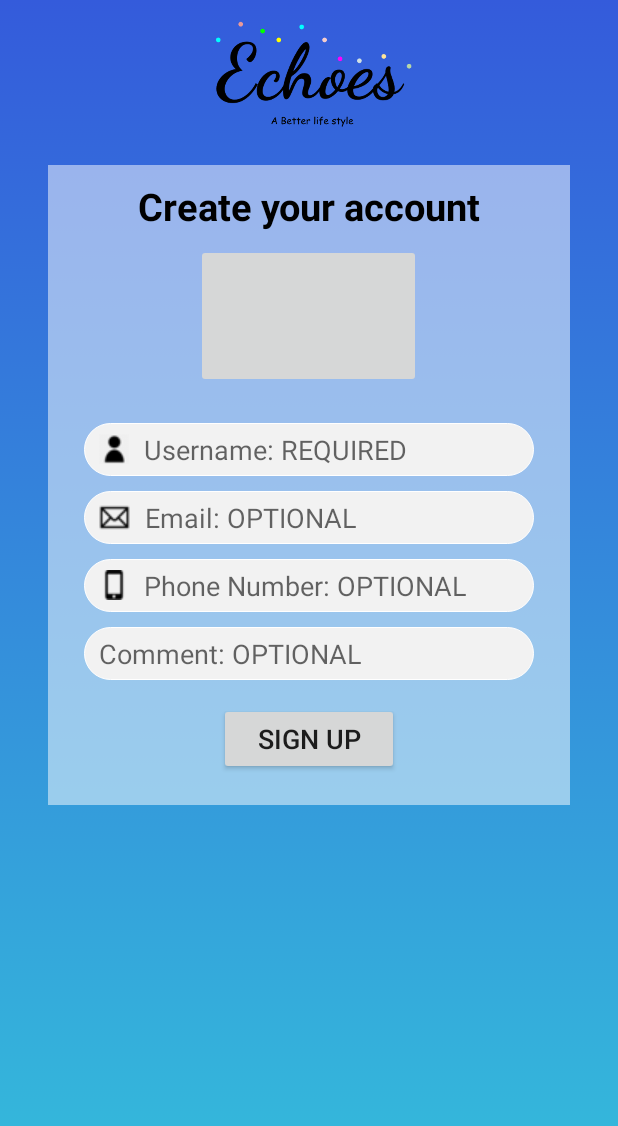
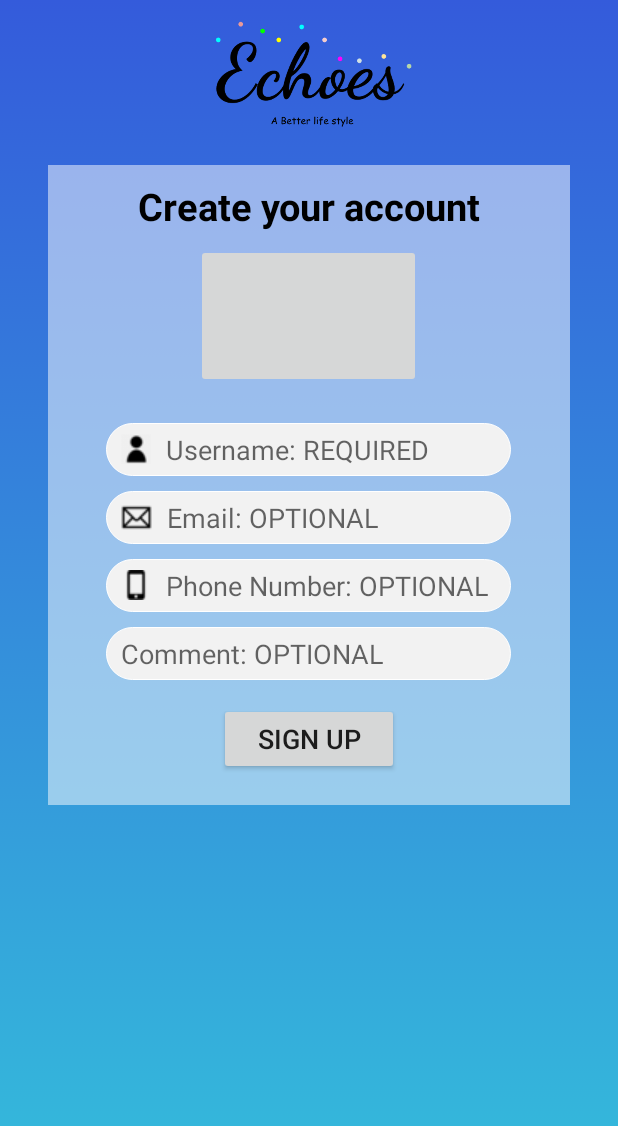
Before and after one commit to CMPUT301F17T19/Echoes, an Android app: the SignUpActivity screen opened directly, with no data from a screen before it, on a phone screen of 412 x 824 dp. Shown: the top 1126 px of the screen. Run offline under Robolectric (Android 15) with nearby library versions, the phone set to English and light mode, and no system bars.

Commit message:
minor adjust

```diff
--- a/Echoes/app/src/main/res/layout/activity_login.xml
+++ b/Echoes/app/src/main/res/layout/activity_login.xml
@@ -59,7 +59,7 @@
                     android:layout_width="300dp"
                     android:layout_height="60dp"
                     android:layout_marginLeft="25dp"
-                    android:inputType="textPassword"
+
                     android:textColor="@color/black"
                     android:drawablePadding="10dp"
                     android:paddingStart="10dp"
--- a/Echoes/app/src/main/res/layout/activity_sign_up.xml
+++ b/Echoes/app/src/main/res/layout/activity_sign_up.xml
@@ -76,7 +76,7 @@
             android:id="@+id/username"
 
             android:background="@drawable/edit_text_round"
-            android:layout_width="300dp"
+            android:layout_width="270dp"
             android:layout_height="35dp"
             android:layout_gravity="center"
             android:layout_marginTop="15dp"
@@ -92,7 +92,7 @@
 
             android:background="@drawable/edit_text_round"
             android:drawableLeft="@drawable/email_icon"
-            android:layout_width="300dp"
+            android:layout_width="270dp"
             android:layout_height="35dp"
             android:drawablePadding="5dp"
             android:layout_gravity="center"
@@ -104,7 +104,7 @@
 
         <EditText
             android:id="@+id/phone_number"
-            android:layout_width="300dp"
+            android:layout_width="270dp"
             android:layout_height="35dp"
             android:layout_gravity="center"
             android:drawablePadding="10dp"
@@ -119,7 +119,7 @@
 
         <EditText
             android:id="@+id/user_comment"
-            android:layout_width="300dp"
+            android:layout_width="270dp"
             android:layout_height="35dp"
             android:layout_gravity="center"
             android:drawablePadding="10dp"
```
Also changed, not shown: 3 other files.
